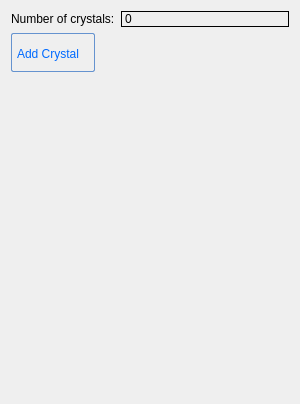
First picture: the form in apps/NSXQt/ui/Tree/SamplePropertyWidget.ui, repository k61n/openhkl, before the edit.
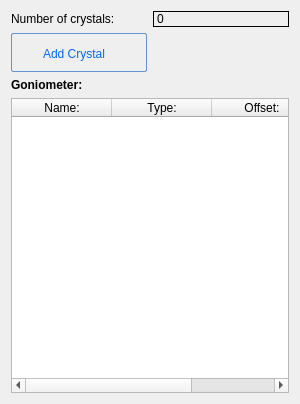
Second picture: the form after the edit.

Commit message: Update PropertyWidget for Sample. New PropertWidget for Detector class.

Patch:
```diff
--- a/apps/NSXQt/ui/Tree/SamplePropertyWidget.ui
+++ b/apps/NSXQt/ui/Tree/SamplePropertyWidget.ui
@@ -22,29 +22,7 @@
   <property name="styleSheet">
    <string notr="true"/>
   </property>
-  <layout class="QVBoxLayout" name="verticalLayout">
-   <item>
-    <layout class="QFormLayout" name="formLayout">
-     <property name="fieldGrowthPolicy">
-      <enum>QFormLayout::AllNonFixedFieldsGrow</enum>
-     </property>
-     <item row="0" column="0">
-      <widget class="QLabel" name="label_3">
-       <property name="text">
-        <string>Number of crystals:</string>
-       </property>
-      </widget>
-     </item>
-     <item row="0" column="1">
-      <widget class="QLabel" name="nsampleLabel">
-       <property name="frameShape">
-        <enum>QFrame::Box</enum>
-       </property>
-       <property name="text">
-        <string>0</string>
-       </property>
-      </widget>
-     </item>
+  <layout class="QGridLayout" name="gridLayout">
      <item row="1" column="0">
       <widget class="QPushButton" name="pushButton_addCrystal">
        <property name="styleSheet">
@@ -95,11 +73,58 @@
        </property>
       </widget>
      </item>
-    </layout>
+   <item row="0" column="1">
+    <widget class="QLabel" name="nsampleLabel">
+     <property name="frameShape">
+      <enum>QFrame::Box</enum>
+     </property>
+     <property name="text">
+      <string>0</string>
+     </property>
+    </widget>
    </item>
-   <item>
+   <item row="4" column="0">
     <layout class="QGridLayout" name="axisLayout"/>
    </item>
+   <item row="0" column="0">
+    <widget class="QLabel" name="label_3">
+     <property name="text">
+      <string>Number of crystals:</string>
+     </property>
+    </widget>
+   </item>
+   <item row="3" column="0" colspan="2">
+    <widget class="QTableWidget" name="tableWidget_Sample">
+     <column>
+      <property name="text">
+       <string>Name:</string>
+      </property>
+     </column>
+     <column>
+      <property name="text">
+       <string>Type:</string>
+      </property>
+     </column>
+     <column>
+      <property name="text">
+       <string>Offset:</string>
+      </property>
+     </column>
+    </widget>
+   </item>
+   <item row="2" column="0">
+    <widget class="QLabel" name="label">
+     <property name="font">
+      <font>
+       <weight>75</weight>
+       <bold>true</bold>
+      </font>
+     </property>
+     <property name="text">
+      <string>Goniometer:</string>
+     </property>
+    </widget>
+   </item>
   </layout>
  </widget>
  <resources/>
```
Lines whose indentation alone changed are shown as unchanged. The commit also changes 7 other files.
